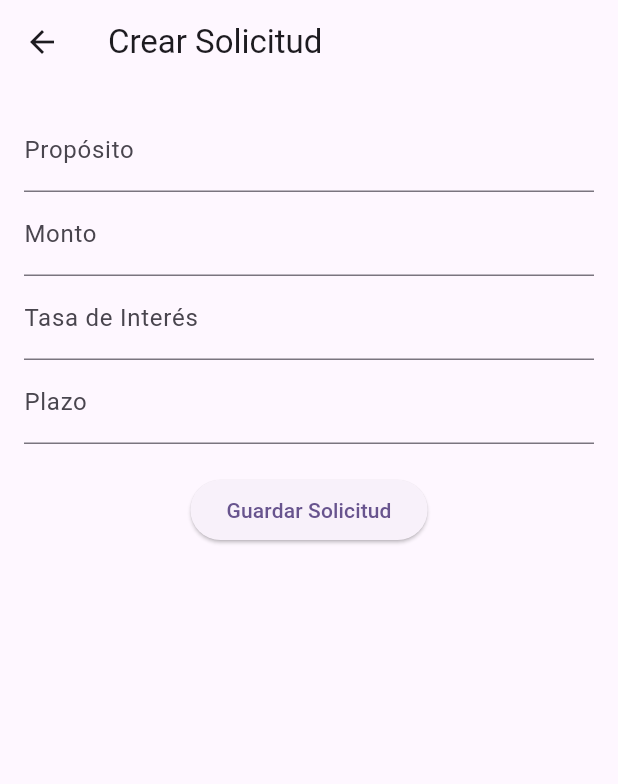
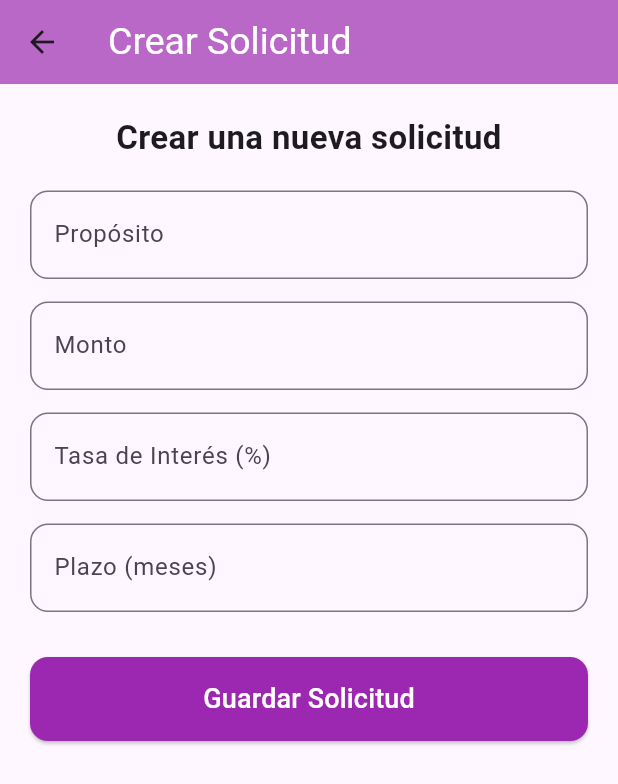
Before and after one commit to luisb05/Proyecto_Clase_CP, a Flutter app: the PantallaCrearSolicitud screen opened directly, on a phone screen of 412 x 824 dp. Shown: the top 784 px of the screen. Run offline on Flutter 3.47's test engine with Material 3 defaults, Android fonts, the light colour scheme and no system bars; our stand-ins replace shared_preferences; accounts and stored records are empty.

Commit message:
Version 2.3

```diff
--- a/proyecto_clase/lib/src/models/solicitudall.dart
+++ /dev/null
@@ -1,41 +0,0 @@
-class Solicitud {
-  final int solicitudId;
-  final int customerId;
-  final String proposito;
-  final double tasaInteres;
-  final int plazo;
-  final double monto;
-  final String fechaCreacion;
-  final String fechaPrestamo;
-  final bool estado;
-
-  Solicitud({
-    required this.solicitudId,
-    required this.customerId,
-    required this.proposito,
-    required this.tasaInteres,
-    required this.plazo,
-    required this.monto,
-    required this.fechaCreacion,
-    required this.fechaPrestamo,
-    required this.estado,
-  });
-
-  factory Solicitud.fromJson(Map<String, dynamic> json) {
-    return Solicitud(
-      solicitudId: json['solicitudId'],
-      customerId: json['customerId'],
-      proposito: json['proposito'],
-      tasaInteres: json['tasaInteres'],
-      plazo: json['plazo'],
-      monto: json['monto'],
-      fechaCreacion: json['fechaCreacion'],
-      fechaPrestamo: json['fechaPrestamo'],
-      estado: json['estado'],
-    );
-  }
-
-  static List<Solicitud> fromJsonList(List<dynamic> jsonList) {
-    return jsonList.map((e) => Solicitud.fromJson(e)).toList();
-  }
-}
--- a/proyecto_clase/lib/src/pages/crearsolicitud.dart
+++ b/proyecto_clase/lib/src/pages/crearsolicitud.dart
@@ -6,40 +6,112 @@ class PantallaCrearSolicitud extends StatelessWidget {
   final TextEditingController tasaInteresController = TextEditingController();
   final TextEditingController plazoController = TextEditingController();
 
+  PantallaCrearSolicitud({super.key});
+
   @override
   Widget build(BuildContext context) {
     return Scaffold(
-      appBar: AppBar(title: const Text('Crear Solicitud')),
+      appBar: AppBar(
+        title: const Text('Crear Solicitud',
+        style: TextStyle(color: Colors.white,fontSize: 25),),
+        backgroundColor:  Colors.purple[300],
+      ),
       body: Padding(
-        padding: const EdgeInsets.all(16.0),
-        child: Column(
+        padding: const EdgeInsets.all(20.0),
+        child: ListView(
           children: [
+            const Text(
+              'Crear una nueva solicitud',
+              style: TextStyle(fontSize: 22, fontWeight: FontWeight.bold),
+              textAlign: TextAlign.center,
+            ),
+            const SizedBox(height: 20),
             TextField(
               controller: propositoController,
-              decoration: const InputDecoration(labelText: 'Propósito'),
+              decoration: InputDecoration(
+                labelText: 'Propósito',
+                labelStyle: const TextStyle(fontSize: 16),
+                hintText: 'Ingrese el propósito del préstamo',
+                border: OutlineInputBorder(
+                  borderRadius: BorderRadius.circular(12),
+                ),
+                focusedBorder: OutlineInputBorder(
+                  borderRadius: BorderRadius.circular(12),
+                  borderSide: const BorderSide(color: Colors.purple, width: 2),
+                ),
+              ),
+              style: const TextStyle(fontSize: 18),
             ),
+            const SizedBox(height: 15),
             TextField(
               controller: montoController,
-              decoration: const InputDecoration(labelText: 'Monto'),
+              decoration: InputDecoration(
+                labelText: 'Monto',
+                labelStyle: const TextStyle(fontSize: 16),
+                hintText: 'Ingrese el monto del préstamo',
+                border: OutlineInputBorder(
+                  borderRadius: BorderRadius.circular(12),
+                ),
+                focusedBorder: OutlineInputBorder(
+                  borderRadius: BorderRadius.circular(12),
+                  borderSide: const BorderSide(color: Colors.purple, width: 2),
+                ),
+              ),
               keyboardType: TextInputType.number,
+              style: const TextStyle(fontSize: 18),
             ),
+            const SizedBox(height: 15),
             TextField(
               controller: tasaInteresController,
-              decoration: const InputDecoration(labelText: 'Tasa de Interés'),
+              decoration: InputDecoration(
+                labelText: 'Tasa de Interés (%)',
+                labelStyle: const TextStyle(fontSize: 16),
+                hintText: 'Ingrese la tasa de interés',
+                border: OutlineInputBorder(
+                  borderRadius: BorderRadius.circular(12),
+                ),
+                focusedBorder: OutlineInputBorder(
+                  borderRadius: BorderRadius.circular(12),
+                  borderSide: const BorderSide(color: Colors.purple, width: 2),
+                ),
+              ),
               keyboardType: TextInputType.number,
+              style: const TextStyle(fontSize: 18),
             ),
+            const SizedBox(height: 15),
             TextField(
               controller: plazoController,
-              decoration: const InputDecoration(labelText: 'Plazo'),
+              decoration: InputDecoration(
+                labelText: 'Plazo (meses)',
+                labelStyle: const TextStyle(fontSize: 16),
+                hintText: 'Ingrese el plazo del préstamo',
+                border: OutlineInputBorder(
+                  borderRadius: BorderRadius.circular(12),
+                ),
+                focusedBorder: OutlineInputBorder(
+                  borderRadius: BorderRadius.circular(12),
+                  borderSide: const BorderSide(color: Colors.purple, width: 2),
+                ),
+              ),
               keyboardType: TextInputType.number,
+              style: const TextStyle(fontSize: 18),
             ),
-            const SizedBox(height: 20),
+            const SizedBox(height: 30),
             ElevatedButton(
               onPressed: () {
-                // Aquí se podría agregar lógica para guardar la solicitud.
                 Navigator.pop(context);
               },
-              child: const Text('Guardar Solicitud'),
+              style: ElevatedButton.styleFrom(
+                backgroundColor: Colors.purple,
+                padding: const EdgeInsets.symmetric(vertical: 15),
+                shape: RoundedRectangleBorder(
+                  borderRadius: BorderRadius.circular(12),
+                ),
+              ),
+              child: const Text(
+                'Guardar Solicitud',
+                style: TextStyle(fontSize: 18, color: Colors.white),
+              ),
             ),
           ],
         ),
```
